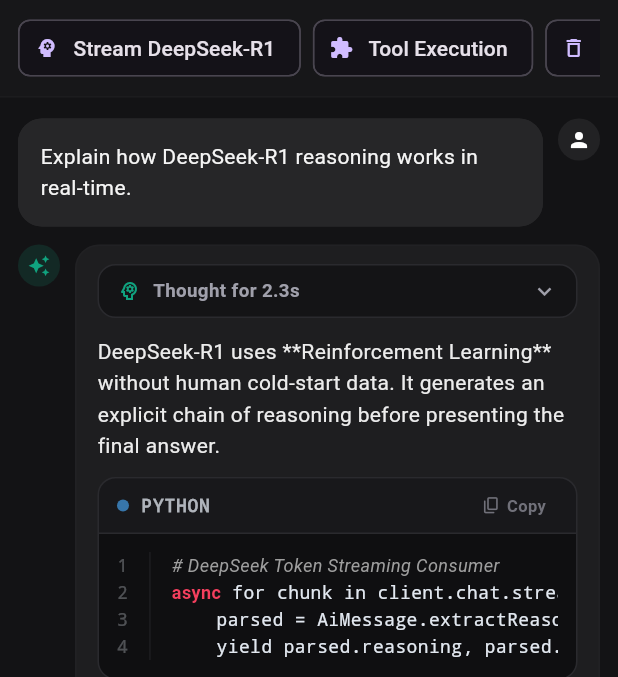
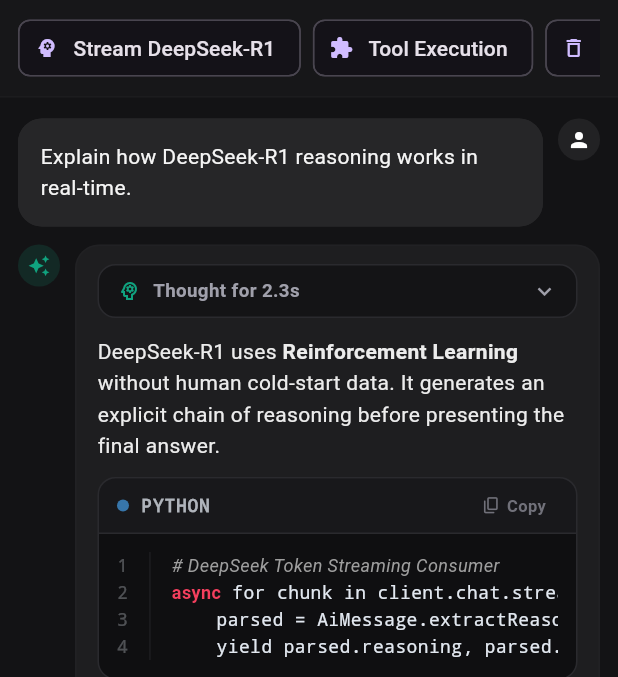
Before and after one commit to govindtank/ai_stream_bubble, a Flutter app: the screen it shows after launch, on a phone screen of 412 x 824 dp, the part 84-761 px from its top. Run offline on Flutter 3.47's test engine with Material 3 defaults, Android fonts, the light colour scheme and no system bars.

Commit message:
feat(release): ai_stream_bubble 1.1.0 with inline markdown and model badges

```diff
--- a/lib/src/models/ai_message.dart
+++ b/lib/src/models/ai_message.dart
@@ -94,6 +94,9 @@
     this.toolCalls = const [],
     this.status = AiStreamStatus.idle,
     this.thinkingDuration,
+    this.modelName,
+    this.tokenCount,
+    this.tokensPerSecond,
     this.errorMessage,
     this.createdAt,
   });
@@ -105,6 +108,9 @@
   final List<AiToolCall> toolCalls;
   final AiStreamStatus status;
   final Duration? thinkingDuration;
+  final String? modelName;
+  final int? tokenCount;
+  final double? tokensPerSecond;
   final String? errorMessage;
   final DateTime? createdAt;
 
@@ -126,6 +132,9 @@
     List<AiToolCall>? toolCalls,
     AiStreamStatus? status,
     Duration? thinkingDuration,
+    String? modelName,
+    int? tokenCount,
+    double? tokensPerSecond,
     String? errorMessage,
     DateTime? createdAt,
   }) {
@@ -137,6 +146,9 @@
       toolCalls: toolCalls ?? this.toolCalls,
       status: status ?? this.status,
       thinkingDuration: thinkingDuration ?? this.thinkingDuration,
+      modelName: modelName ?? this.modelName,
+      tokenCount: tokenCount ?? this.tokenCount,
+      tokensPerSecond: tokensPerSecond ?? this.tokensPerSecond,
       errorMessage: errorMessage ?? this.errorMessage,
       createdAt: createdAt ?? this.createdAt,
     );
--- a/lib/src/widgets/ai_stream_bubble.dart
+++ b/lib/src/widgets/ai_stream_bubble.dart
@@ -150,11 +150,76 @@
     return blocks;
   }
 
+  List<InlineSpan> _parseInlineMarkdown(
+      String text, TextStyle baseStyle, AiBubbleTheme activeTheme) {
+    final spans = <InlineSpan>[];
+    final regex = RegExp(r'(`[^`]+`|\*\*[^*]+\*\*|\*[^*]+\*)');
+    int lastEnd = 0;
+
+    for (final match in regex.allMatches(text)) {
+      if (match.start > lastEnd) {
+        spans.add(TextSpan(text: text.substring(lastEnd, match.start)));
+      }
+      final raw = match.group(0)!;
+      if (raw.startsWith('`') && raw.endsWith('`')) {
+        final codeText = raw.substring(1, raw.length - 1);
+        spans.add(WidgetSpan(
+          alignment: PlaceholderAlignment.middle,
+          child: Container(
+            padding: const EdgeInsets.symmetric(horizontal: 5.0, vertical: 1.5),
+            margin: const EdgeInsets.symmetric(horizontal: 2.0),
+            decoration: BoxDecoration(
+              color: activeTheme.codeBackgroundColor,
+              borderRadius: BorderRadius.circular(4.0),
+              border:
+                  Border.all(color: activeTheme.codeBorderColor, width: 0.8),
+            ),
+            child: Text(
+              codeText,
+              style: TextStyle(
+                fontFamily: activeTheme.codeFontFamily,
+                fontSize: baseStyle.fontSize != null
+                    ? baseStyle.fontSize! * 0.9
+                    : 12.0,
+                color: activeTheme.codeTextColor,
+                fontWeight: FontWeight.w600,
+              ),
+            ),
+          ),
+        ));
+      } else if (raw.startsWith('**') && raw.endsWith('**')) {
+        spans.add(TextSpan(
+          text: raw.substring(2, raw.length - 2),
+          style: const TextStyle(fontWeight: FontWeight.bold),
+        ));
+      } else if (raw.startsWith('*') && raw.endsWith('*')) {
+        spans.add(TextSpan(
+          text: raw.substring(1, raw.length - 1),
+          style: const TextStyle(fontStyle: FontStyle.italic),
+        ));
+      }
+      lastEnd = match.end;
+    }
+
+    if (lastEnd < text.length) {
+      spans.add(TextSpan(text: text.substring(lastEnd)));
+    }
+
+    return spans;
+  }
+
   Widget _buildPlainText(String text, AiBubbleTheme activeTheme,
       {bool appendCursor = false}) {
     final textColor = widget.message.isUser
         ? activeTheme.userTextColor
         : activeTheme.assistantTextColor;
+
+    final baseStyle = TextStyle(
+      fontSize: 14.0,
+      height: 1.5,
+      color: textColor,
+      fontFamily: activeTheme.fontFamily,
+    );
 
     return Padding(
       padding: const EdgeInsets.symmetric(vertical: 2.0),
@@ -162,17 +227,58 @@
         crossAxisAlignment: CrossAxisAlignment.end,
         children: [
           Expanded(
-            child: SelectableText(
-              text,
-              style: TextStyle(
-                fontSize: 14.0,
-                height: 1.5,
-                color: textColor,
-                fontFamily: activeTheme.fontFamily,
+            child: SelectableText.rich(
+              TextSpan(
+                style: baseStyle,
+                children: _parseInlineMarkdown(text, baseStyle, activeTheme),
               ),
             ),
           ),
           if (appendCursor) AiStreamingCursor(color: activeTheme.cursorColor),
+        ],
+      ),
+    );
+  }
+
+  Widget _buildModelHeader(AiBubbleTheme activeTheme) {
+    return Padding(
+      padding: const EdgeInsets.only(bottom: 8.0),
+      child: Row(
+        mainAxisSize: MainAxisSize.min,
+        children: [
+          if (widget.message.modelName != null) ...[
+            Container(
+              padding:
+                  const EdgeInsets.symmetric(horizontal: 6.0, vertical: 2.0),
+              decoration: BoxDecoration(
+                color: activeTheme.cursorColor.withValues(alpha: 0.12),
+                borderRadius: BorderRadius.circular(4.0),
+                border: Border.all(
+                  color: activeTheme.cursorColor.withValues(alpha: 0.25),
+                  width: 0.8,
+                ),
+              ),
+              child: Text(
+                widget.message.modelName!,
+                style: TextStyle(
+                  fontSize: 10.5,
+                  fontWeight: FontWeight.w700,
+                  color: activeTheme.cursorColor,
+                  fontFamily: activeTheme.codeFontFamily,
+                ),
+              ),
+            ),
+            const SizedBox(width: 8.0),
+          ],
+          if (widget.message.tokensPerSecond != null)
+            Text(
+              '⚡ ${widget.message.tokensPerSecond!.toStringAsFixed(1)} tok/s',
+              style: TextStyle(
+                fontSize: 10.5,
+                color: activeTheme.actionIconColor,
+                fontWeight: FontWeight.w500,
+              ),
+            ),
         ],
       ),
     );
@@ -323,6 +429,11 @@
                     child: Column(
                       crossAxisAlignment: CrossAxisAlignment.start,
                       children: [
+                        // 0. Model Badge & Speed Tag Header
+                        if (!isUser &&
+                            (widget.message.modelName != null ||
+                                widget.message.tokensPerSecond != null))
+                          _buildModelHeader(activeTheme),
                         // 1. Collapsible Reasoning Accordion (DeepSeek/Claude thinking)
                         if (widget.message.hasReasoning)
                           AiReasoningAccordion(
--- a/pubspec.yaml
+++ b/pubspec.yaml
@@ -1,6 +1,6 @@
 name: ai_stream_bubble
 description: High-performance streaming AI message bubble with DeepSeek/Claude reasoning accordions, code artifacts, tool-call chips, and auto-scroll locks.
-version: 1.0.0
+version: 1.1.0
 homepage: https://github.com/govindtank/ai_stream_bubble
 repository: https://github.com/govindtank/ai_stream_bubble
 issue_tracker: https://github.com/govindtank/ai_stream_bubble/issues
```
Also changed, not shown: 1 other file.
